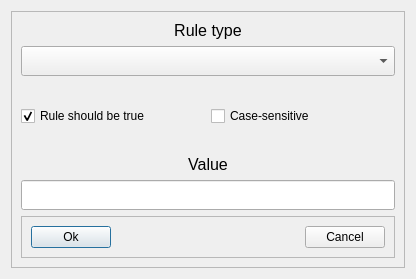
Above: ruleDialog.ui from ivareske/Playlist-Generator before the change. Below: the same form after it.
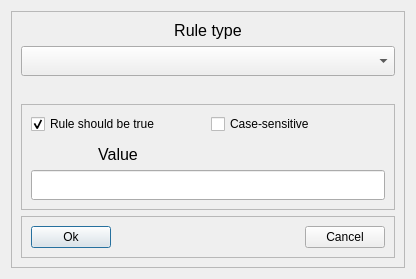
That is the form after the change.

Commit message: Can now remove folders / rules for multiple playlists

Patch:
```diff
--- a/ruleDialog.ui
+++ b/ruleDialog.ui
@@ -22,8 +22,8 @@
      <property name="frameShadow">
       <enum>QFrame::Raised</enum>
      </property>
-     <layout class="QGridLayout" name="gridLayout_3">
-      <item row="0" column="0" colspan="2">
+     <layout class="QGridLayout" name="gridLayout_4">
+      <item row="0" column="0">
        <widget class="QLabel" name="label">
         <property name="font">
          <font>
@@ -38,7 +38,7 @@
         </property>
        </widget>
       </item>
-      <item row="1" column="0" colspan="2">
+      <item row="1" column="0">
        <widget class="QComboBox" name="ruleComboBox">
         <property name="sizePolicy">
          <sizepolicy hsizetype="Preferred" vsizetype="Preferred">
@@ -60,7 +60,7 @@
         </property>
        </widget>
       </item>
-      <item row="2" column="0" colspan="2">
+      <item row="2" column="0">
        <spacer name="verticalSpacer">
         <property name="orientation">
          <enum>Qt::Vertical</enum>
@@ -77,6 +77,15 @@
        </spacer>
       </item>
       <item row="3" column="0">
+       <widget class="QFrame" name="valueFrame">
+        <property name="frameShape">
+         <enum>QFrame::StyledPanel</enum>
+        </property>
+        <property name="frameShadow">
+         <enum>QFrame::Raised</enum>
+        </property>
+        <layout class="QGridLayout" name="gridLayout_3">
+         <item row="0" column="0">
        <widget class="QCheckBox" name="ShouldBeTrue">
         <property name="toolTip">
          <string>If checked, the Rule should be true for a file to be included. If not checked, the Rule should be false</string>
@@ -95,30 +104,14 @@
         </property>
        </widget>
       </item>
-      <item row="3" column="1">
+         <item row="0" column="1">
        <widget class="QCheckBox" name="CaseSensitive">
         <property name="text">
          <string>Case-sensitive</string>
         </property>
        </widget>
       </item>
-      <item row="4" column="0" colspan="2">
-       <spacer name="verticalSpacer_2">
-        <property name="orientation">
-         <enum>Qt::Vertical</enum>
-        </property>
-        <property name="sizeType">
-         <enum>QSizePolicy::Expanding</enum>
-        </property>
-        <property name="sizeHint" stdset="0">
-         <size>
-          <width>10</width>
-          <height>5</height>
-         </size>
-        </property>
-       </spacer>
-      </item>
-      <item row="5" column="0" colspan="2">
+         <item row="2" column="0">
        <widget class="QLabel" name="valueLabel">
         <property name="font">
          <font>
@@ -133,7 +126,7 @@
         </property>
        </widget>
       </item>
-      <item row="6" column="0" colspan="2">
+         <item row="3" column="0" colspan="2">
        <widget class="QLineEdit" name="value">
         <property name="sizePolicy">
          <sizepolicy hsizetype="Expanding" vsizetype="Preferred">
@@ -155,7 +148,26 @@
         </property>
        </widget>
       </item>
-      <item row="7" column="0" colspan="2">
+         <item row="1" column="0">
+          <spacer name="verticalSpacer_2">
+           <property name="orientation">
+            <enum>Qt::Vertical</enum>
+           </property>
+           <property name="sizeType">
+            <enum>QSizePolicy::Expanding</enum>
+           </property>
+           <property name="sizeHint" stdset="0">
+            <size>
+             <width>10</width>
+             <height>5</height>
+            </size>
+           </property>
+          </spacer>
+         </item>
+        </layout>
+       </widget>
+      </item>
+      <item row="4" column="0">
        <widget class="QFrame" name="frame_2">
         <property name="frameShape">
          <enum>QFrame::StyledPanel</enum>
```
Lines whose indentation alone changed are shown as unchanged. The commit also changes 7 other files.
